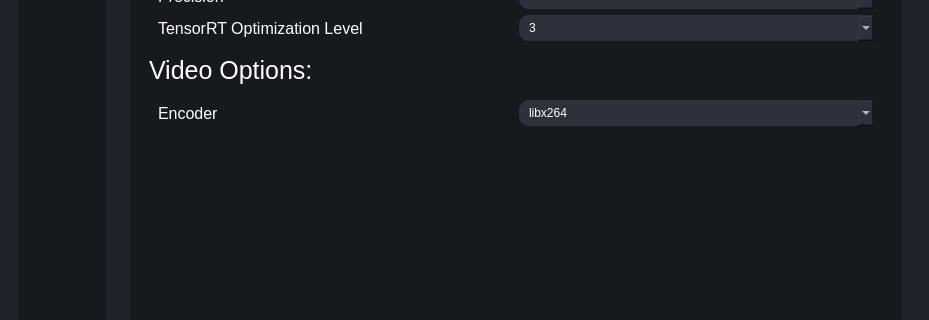
This is testRVEInterface.ui in TNTwise/REAL-Video-Enhancer as Qt 5 draws it before an edit; both pictures show x 0 to 929 and y 102 to 422 of the 929 by 750 pixel window. The edited form follows.
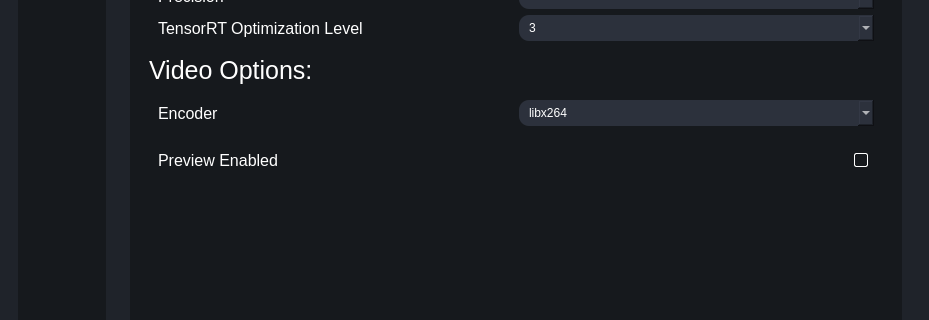
This is the edited form. The open tabs and pages were chosen to show the change. Icons and pictures are not drawn.

Commit message: add preview enabled settings and add streams to increase performance

```diff
--- a/testRVEInterface.ui
+++ b/testRVEInterface.ui
@@ -1075,10 +1075,18 @@
 	text-align:left;
 	border-radius: 10px;
 	
- }</string>
+ }
+QCheckBox::indicator{
+border : 1px solid white;
+border-radius: 2px;
+}
+QCheckBox::indicator::checked{
+background-color:white;
+}
+</string>
              </property>
              <layout class="QGridLayout" name="gridLayout_4">
-              <item row="4" column="0">
+              <item row="5" column="0">
                <spacer name="verticalSpacer_2">
                 <property name="orientation">
                  <enum>Qt::Orientation::Vertical</enum>
@@ -1250,6 +1258,44 @@
                 </property>
                </widget>
               </item>
+              <item row="4" column="0">
+               <widget class="QWidget" name="widget_7" native="true">
+                <layout class="QHBoxLayout" name="horizontalLayout_14">
+                 <item>
+                  <widget class="QLabel" name="label_19">
+                   <property name="font">
+                    <font>
+                     <pointsize>12</pointsize>
+                    </font>
+                   </property>
+                   <property name="text">
+                    <string>Preview Enabled</string>
+                   </property>
+                  </widget>
+                 </item>
+                 <item>
+                  <spacer name="horizontalSpacer_2">
+                   <property name="orientation">
+                    <enum>Qt::Orientation::Horizontal</enum>
+                   </property>
+                   <property name="sizeHint" stdset="0">
+                    <size>
+                     <width>40</width>
+                     <height>20</height>
+                    </size>
+                   </property>
+                  </spacer>
+                 </item>
+                 <item>
+                  <widget class="QCheckBox" name="preview_enabled">
+                   <property name="text">
+                    <string/>
+                   </property>
+                  </widget>
+                 </item>
+                </layout>
+               </widget>
+              </item>
              </layout>
             </widget>
             <widget class="QWidget" name="downloadPage">
```
Left out of the diff: 123 changed lines with no effect on the pictures. The commit also changes 7 other files.
